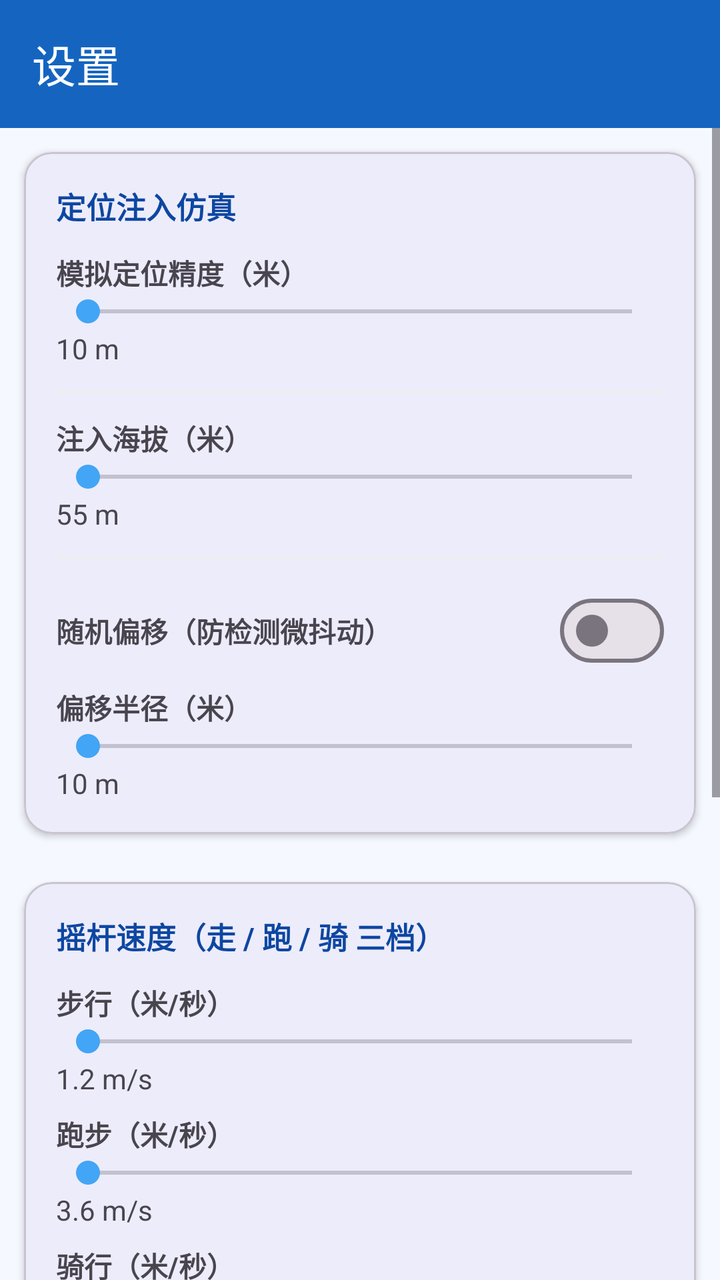
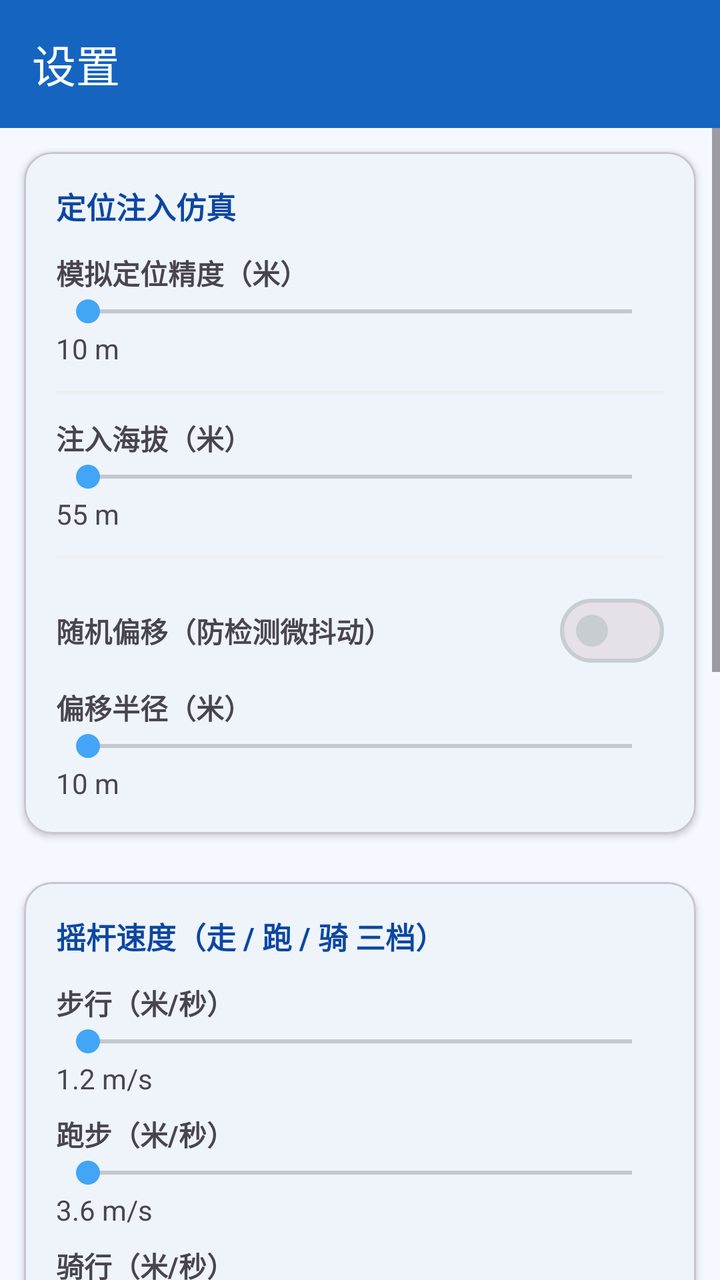

Compare the two renders of this Android layout. The source of the first and the diff that turns it into the second are given below.
<!-- AndroidManifest.xml: application theme Theme.WhaleRoam -->
<!-- res/layout/activity_settings.xml -->
<?xml version="1.0" encoding="utf-8"?>
<LinearLayout xmlns:android="http://schemas.android.com/apk/res/android"
    xmlns:app="http://schemas.android.com/apk/res-auto"
    android:layout_width="match_parent" android:layout_height="match_parent" android:orientation="vertical">
    <com.google.android.material.appbar.MaterialToolbar android:id="@+id/toolbar"
        android:layout_width="match_parent" android:layout_height="?attr/actionBarSize"
        android:background="?attr/colorPrimary" app:titleTextColor="@color/white" app:title="@string/title_settings" />

    <ScrollView android:layout_width="match_parent" android:layout_height="0dp" android:layout_weight="1">
        <LinearLayout android:layout_width="match_parent" android:layout_height="wrap_content" android:orientation="vertical">

            
            <com.google.android.material.card.MaterialCardView android:layout_width="match_parent" android:layout_height="wrap_content"
                android:layout_margin="12dp" android:layout_marginBottom="0dp" app:cardElevation="2dp" app:cardCornerRadius="14dp">
                <LinearLayout android:layout_width="match_parent" android:layout_height="wrap_content"
                    android:orientation="vertical" android:padding="16dp">
                    <TextView android:layout_width="wrap_content" android:layout_height="wrap_content"
                        android:text="定位注入仿真" android:textStyle="bold" android:textSize="15sp" android:textColor="@color/whale_primary_dark" />

                    <TextView android:layout_width="wrap_content" android:layout_height="wrap_content"
                        android:layout_marginTop="12dp" android:text="@string/pref_accuracy" android:textStyle="bold" />
                    <SeekBar android:id="@+id/accBar" android:layout_width="match_parent" android:layout_height="wrap_content" android:max="50" />
                    <TextView android:id="@+id/accVal" android:layout_width="wrap_content" android:layout_height="wrap_content" android:text="10 m" />

                    <View android:layout_width="match_parent" android:layout_height="1dp" android:layout_marginVertical="12dp" android:background="#EEEEEE" />
                    <TextView android:layout_width="wrap_content" android:layout_height="wrap_content"
                        android:text="注入海拔（米）" android:textStyle="bold" />
                    <SeekBar android:id="@+id/altBar" android:layout_width="match_parent" android:layout_height="wrap_content" android:max="500" />
                    <TextView android:id="@+id/altVal" android:layout_width="wrap_content" android:layout_height="wrap_content" android:text="55 m" />

                    <View android:layout_width="match_parent" android:layout_height="1dp" android:layout_marginVertical="12dp" android:background="#EEEEEE" />
                    <LinearLayout android:layout_width="match_parent" android:layout_height="wrap_content"
                        android:orientation="horizontal" android:gravity="center_vertical">
                        <TextView android:layout_width="0dp" android:layout_height="wrap_content" android:layout_weight="1"
                            android:text="随机偏移（防检测微抖动）" android:textStyle="bold" />
                        <com.google.android.material.materialswitch.MaterialSwitch android:id="@+id/randomOffsetSwitch"
                            android:layout_width="wrap_content" android:layout_height="wrap_content" />
                    </LinearLayout>
                    <TextView android:layout_width="wrap_content" android:layout_height="wrap_content"
                        android:layout_marginTop="4dp" android:text="偏移半径（米）" android:textStyle="bold" />
                    <SeekBar android:id="@+id/offsetBar" android:layout_width="match_parent" android:layout_height="wrap_content" android:max="50" />
                    <TextView android:id="@+id/offsetVal" android:layout_width="wrap_content" android:layout_height="wrap_content" android:text="10 m" />
                </LinearLayout>
            </com.google.android.material.card.MaterialCardView>

            
            <com.google.android.material.card.MaterialCardView android:layout_width="match_parent" android:layout_height="wrap_content"
                android:layout_margin="12dp" android:layout_marginBottom="0dp" app:cardElevation="2dp" app:cardCornerRadius="14dp">
                <LinearLayout android:layout_width="match_parent" android:layout_height="wrap_content"
                    android:orientation="vertical" android:padding="16dp">
                    <TextView android:layout_width="wrap_content" android:layout_height="wrap_content"
                        android:text="摇杆速度（走 / 跑 / 骑 三档）" android:textStyle="bold" android:textSize="15sp" android:textColor="@color/whale_primary_dark" />

                    <TextView android:layout_width="wrap_content" android:layout_height="wrap_content"
                        android:layout_marginTop="12dp" android:text="步行（米/秒）" android:textStyle="bold" />
                    <SeekBar android:id="@+id/walkBar" android:layout_width="match_parent" android:layout_height="wrap_content" android:max="50" />
                    <TextView android:id="@+id/walkVal" android:layout_width="wrap_content" android:layout_height="wrap_content" android:text="1.2 m/s" />

                    <TextView android:layout_width="wrap_content" android:layout_height="wrap_content"
                        android:layout_marginTop="8dp" android:text="跑步（米/秒）" android:textStyle="bold" />
                    <SeekBar android:id="@+id/runBar" android:layout_width="match_parent" android:layout_height="wrap_content" android:max="100" />
                    <TextView android:id="@+id/runVal" android:layout_width="wrap_content" android:layout_height="wrap_content" android:text="3.6 m/s" />

                    <TextView android:layout_width="wrap_content" android:layout_height="wrap_content"
                        android:layout_marginTop="8dp" android:text="骑行（米/秒）" android:textStyle="bold" />
                    <SeekBar android:id="@+id/bikeBar" android:layout_width="match_parent" android:layout_height="wrap_content" android:max="300" />
                    <TextView android:id="@+id/bikeVal" android:layout_width="wrap_content" android:layout_height="wrap_content" android:text="10.0 m/s" />
                </LinearLayout>
            </com.google.android.material.card.MaterialCardView>

            
            <com.google.android.material.card.MaterialCardView android:layout_width="match_parent" android:layout_height="wrap_content"
                android:layout_margin="12dp" android:layout_marginBottom="0dp" app:cardElevation="2dp" app:cardCornerRadius="14dp">
                <LinearLayout android:layout_width="match_parent" android:layout_height="wrap_content"
                    android:orientation="vertical" android:padding="16dp">
                    <TextView android:layout_width="wrap_content" android:layout_height="wrap_content"
                        android:text="历史记录有效期（天）" android:textStyle="bold" android:textSize="15sp" android:textColor="@color/whale_primary_dark" />
                    
                    <SeekBar android:id="@+id/historyDaysBar" android:layout_width="match_parent" android:layout_height="wrap_content" android:max="364" />
                    <TextView android:id="@+id/historyDaysVal" android:layout_width="wrap_content" android:layout_height="wrap_content" android:text="7 天" />
                </LinearLayout>
            </com.google.android.material.card.MaterialCardView>

            
            <com.google.android.material.card.MaterialCardView android:layout_width="match_parent" android:layout_height="wrap_content"
                android:layout_marginHorizontal="12dp" android:layout_marginBottom="12dp" app:cardElevation="2dp" app:cardCornerRadius="14dp">
                <LinearLayout android:layout_width="match_parent" android:layout_height="wrap_content"
                    android:orientation="vertical" android:padding="16dp">
                    <TextView android:id="@+id/rowCheckUpdate" android:layout_width="match_parent" android:layout_height="wrap_content"
                        android:padding="12dp" android:text="@string/pref_check_update" android:textSize="16sp"
                        android:textColor="@color/whale_primary_dark" />
                    <View android:layout_width="match_parent" android:layout_height="1dp" android:background="#EEEEEE" />
                    <TextView android:id="@+id/rowDisclaimer" android:layout_width="match_parent" android:layout_height="wrap_content"
                        android:padding="12dp" android:text="@string/pref_disclaimer" android:textSize="16sp" />
                    <View android:layout_width="match_parent" android:layout_height="1dp" android:background="#EEEEEE" />
                    <TextView android:id="@+id/rowAbout" android:layout_width="match_parent" android:layout_height="wrap_content"
                        android:padding="12dp" android:text="@string/pref_about" android:textSize="16sp" />
                    <View android:layout_width="match_parent" android:layout_height="1dp" android:background="#EEEEEE" />
                    <TextView android:id="@+id/versionText" android:layout_width="match_parent" android:layout_height="wrap_content"
                        android:padding="12dp" android:textSize="13sp" android:textColor="#888888" />
                </LinearLayout>
            </com.google.android.material.card.MaterialCardView>
        </LinearLayout>
    </ScrollView>
</LinearLayout>
<!-- resources referenced by this layout -->
<resources>
  <color name="whale_primary_dark">#0D47A1</color>
  <color name="white">#FFFFFF</color>
  <string name="pref_about">关于</string>
  <string name="pref_accuracy">模拟定位精度（米）</string>
  <string name="pref_check_update">检查更新</string>
  <string name="pref_disclaimer">免责声明</string>
  <string name="title_settings">设置</string>
  <style name="Theme.WhaleRoam" parent="Theme.Material3.DayNight.NoActionBar">
          <item name="colorPrimary">@color/whale_primary</item>
          <item name="colorPrimaryVariant">@color/whale_primary_dark</item>
          <item name="colorOnPrimary">@color/whale_on_primary</item>
          <item name="colorSecondary">@color/whale_accent</item>
          <item name="android:statusBarColor">@color/whale_primary_dark</item>
          <item name="android:windowBackground">@color/whale_bg</item>
      </style>
  <color name="whale_primary">#1565C0</color>
  <color name="whale_on_primary">#FFFFFF</color>
  <color name="whale_accent">#42A5F5</color>
  <color name="whale_bg">#F5F9FF</color>
</resources>

<!-- the commit's change to res/layout/activity_settings.xml (unified diff, before → after) -->
@@ -22,13 +22,13 @@
                     <SeekBar android:id="@+id/accBar" android:layout_width="match_parent" android:layout_height="wrap_content" android:max="50" />
                     <TextView android:id="@+id/accVal" android:layout_width="wrap_content" android:layout_height="wrap_content" android:text="10 m" />
 
-                    <View android:layout_width="match_parent" android:layout_height="1dp" android:layout_marginVertical="12dp" android:background="#EEEEEE" />
+                    <View android:layout_width="match_parent" android:layout_height="1dp" android:layout_marginVertical="12dp" android:background="@color/soft_divider" />
                     <TextView android:layout_width="wrap_content" android:layout_height="wrap_content"
                         android:text="注入海拔（米）" android:textStyle="bold" />
                     <SeekBar android:id="@+id/altBar" android:layout_width="match_parent" android:layout_height="wrap_content" android:max="500" />
                     <TextView android:id="@+id/altVal" android:layout_width="wrap_content" android:layout_height="wrap_content" android:text="55 m" />
 
-                    <View android:layout_width="match_parent" android:layout_height="1dp" android:layout_marginVertical="12dp" android:background="#EEEEEE" />
+                    <View android:layout_width="match_parent" android:layout_height="1dp" android:layout_marginVertical="12dp" android:background="@color/soft_divider" />
                     <LinearLayout android:layout_width="match_parent" android:layout_height="wrap_content"
                         android:orientation="horizontal" android:gravity="center_vertical">
                         <TextView android:layout_width="0dp" android:layout_height="wrap_content" android:layout_weight="1"
@@ -83,21 +83,55 @@
 
             
             <com.google.android.material.card.MaterialCardView android:layout_width="match_parent" android:layout_height="wrap_content"
+                android:layout_margin="12dp" android:layout_marginBottom="0dp" app:cardElevation="2dp" app:cardCornerRadius="14dp">
+                <LinearLayout android:layout_width="match_parent" android:layout_height="wrap_content"
+                    android:orientation="vertical" android:padding="16dp">
+                    <TextView android:layout_width="wrap_content" android:layout_height="wrap_content"
+                        android:text="@string/theme_group_title" android:textStyle="bold" android:textSize="15sp"
+                        android:textColor="@color/whale_primary_dark" />
+
+                    
+                    <TextView android:layout_width="wrap_content" android:layout_height="wrap_content"
+                        android:layout_marginTop="12dp" android:text="@string/theme_mode_title" android:textStyle="bold" />
+                    <TextView android:id="@+id/themeModeRow" android:layout_width="match_parent" android:layout_height="wrap_content"
+                        android:paddingVertical="10dp" android:textSize="14sp" android:background="?attr/selectableItemBackground"
+                        android:drawableEnd="@drawable/ic_dpad" android:text="@string/theme_mode_follow" />
+                    <TextView android:id="@+id/themeModeValue" android:layout_width="wrap_content" android:layout_height="wrap_content"
+                        android:textSize="12sp" android:textColor="@color/soft_text_hint" android:visibility="gone" />
+
+                    <View android:layout_width="match_parent" android:layout_height="1dp" android:layout_marginVertical="12dp"
+                        android:background="@color/soft_divider" />
+
+                    
+                    <TextView android:layout_width="wrap_content" android:layout_height="wrap_content"
+                        android:text="@string/theme_seed_title" android:textStyle="bold" />
+                    <TextView android:layout_width="wrap_content" android:layout_height="wrap_content"
+                        android:layout_marginTop="2dp" android:text="@string/theme_seed_hint"
+                        android:textSize="11sp" android:textColor="@color/soft_text_hint" />
+                    <HorizontalScrollView android:layout_width="match_parent" android:layout_height="wrap_content"
+                        android:layout_marginTop="10dp" android:scrollbars="none">
+                        <LinearLayout android:id="@+id/themeSeedContainer" android:layout_width="wrap_content" android:layout_height="wrap_content"
+                            android:orientation="horizontal" android:gravity="center_vertical" />
+                    </HorizontalScrollView>
+                </LinearLayout>
+            </com.google.android.material.card.MaterialCardView>
+            
+            <com.google.android.material.card.MaterialCardView android:layout_width="match_parent" android:layout_height="wrap_content"
                 android:layout_marginHorizontal="12dp" android:layout_marginBottom="12dp" app:cardElevation="2dp" app:cardCornerRadius="14dp">
                 <LinearLayout android:layout_width="match_parent" android:layout_height="wrap_content"
                     android:orientation="vertical" android:padding="16dp">
                     <TextView android:id="@+id/rowCheckUpdate" android:layout_width="match_parent" android:layout_height="wrap_content"
                         android:padding="12dp" android:text="@string/pref_check_update" android:textSize="16sp"
                         android:textColor="@color/whale_primary_dark" />
-                    <View android:layout_width="match_parent" android:layout_height="1dp" android:background="#EEEEEE" />
+                    <View android:layout_width="match_parent" android:layout_height="1dp" android:background="@color/soft_divider" />
                     <TextView android:id="@+id/rowDisclaimer" android:layout_width="match_parent" android:layout_height="wrap_content"
                         android:padding="12dp" android:text="@string/pref_disclaimer" android:textSize="16sp" />
-                    <View android:layout_width="match_parent" android:layout_height="1dp" android:background="#EEEEEE" />
+                    <View android:layout_width="match_parent" android:layout_height="1dp" android:background="@color/soft_divider" />
                     <TextView android:id="@+id/rowAbout" android:layout_width="match_parent" android:layout_height="wrap_content"
                         android:padding="12dp" android:text="@string/pref_about" android:textSize="16sp" />
-                    <View android:layout_width="match_parent" android:layout_height="1dp" android:background="#EEEEEE" />
+                    <View android:layout_width="match_parent" android:layout_height="1dp" android:background="@color/soft_divider" />
                     <TextView android:id="@+id/versionText" android:layout_width="match_parent" android:layout_height="wrap_content"
-                        android:padding="12dp" android:textSize="13sp" android:textColor="#888888" />
+                        android:padding="12dp" android:textSize="13sp" android:textColor="@color/soft_text_hint" />
                 </LinearLayout>
             </com.google.android.material.card.MaterialCardView>
         </LinearLayout>
<!-- resource entries referenced after the edit -->
@@ -1,23 +1,58 @@
 <!-- resources referenced by this layout -->
 <resources>
+  <color name="soft_divider">#EEEEEE</color>
+  <color name="soft_text_hint">#999999</color>
   <color name="whale_primary_dark">#0D47A1</color>
   <color name="white">#FFFFFF</color>
+  <!-- drawable ic_dpad (drawable) -->
+  <?xml version="1.0" encoding="utf-8"?>
+  <vector xmlns:android="http://schemas.android.com/apk/res/android"
+      android:width="24dp" android:height="24dp"
+      android:viewportWidth="24" android:viewportHeight="24">
+      <path android:fillColor="#FFFFFFFF" android:pathData="M12,3 L15,8 L9,8 Z" />
+      <path android:fillColor="#FFFFFFFF" android:pathData="M12,21 L15,16 L9,16 Z" />
+      <path android:fillColor="#FFFFFFFF" android:pathData="M3,12 L8,9 L8,15 Z" />
+      <path android:fillColor="#FFFFFFFF" android:pathData="M21,12 L16,9 L16,15 Z" />
+      <path android:fillColor="#FFFFFFFF" android:pathData="M12,10.2 a1.8,1.8 0 1,0 0,3.6 a1.8,1.8 0 1,0 0,-3.6 z" />
+  </vector>
   <string name="pref_about">关于</string>
   <string name="pref_accuracy">模拟定位精度（米）</string>
   <string name="pref_check_update">检查更新</string>
   <string name="pref_disclaimer">免责声明</string>
+  <string name="theme_group_title">外观</string>
+  <string name="theme_mode_follow">跟随系统</string>
+  <string name="theme_mode_title">主题模式</string>
+  <string name="theme_seed_hint">点击色块即时切换，设置会自动保存</string>
+  <string name="theme_seed_title">主题配色（8 套种子色）</string>
   <string name="title_settings">设置</string>
   <style name="Theme.WhaleRoam" parent="Theme.Material3.DayNight.NoActionBar">
-          <item name="colorPrimary">@color/whale_primary</item>
-          <item name="colorPrimaryVariant">@color/whale_primary_dark</item>
-          <item name="colorOnPrimary">@color/whale_on_primary</item>
-          <item name="colorSecondary">@color/whale_accent</item>
-          <item name="android:statusBarColor">@color/whale_primary_dark</item>
-          <item name="android:windowBackground">@color/whale_bg</item>
+          <item name="colorPrimary">@color/seed_primary</item>
+          <item name="colorPrimaryVariant">@color/seed_primary_dark</item>
+          <item name="colorOnPrimary">@color/seed_on_primary</item>
+          <item name="colorSecondary">@color/seed_accent</item>
+          <item name="colorSecondaryVariant">@color/seed_primary_dark</item>
+          <item name="colorOnSecondary">@color/seed_on_primary</item>
+          <item name="colorSurface">@color/seed_surface</item>
+          <item name="colorOnSurface">@color/seed_on_surface</item>
+          <item name="colorSurfaceVariant">@color/seed_surface_variant</item>
+          <item name="colorOnSurfaceVariant">@color/seed_on_surface_variant</item>
+          <item name="colorOutline">@color/seed_outline</item>
+          <item name="android:colorBackground">@color/seed_bg</item>
+          <item name="android:statusBarColor">@color/seed_primary_dark</item>
+          <item name="android:windowBackground">@color/seed_bg</item>
+          
+          <item name="android:windowLightStatusBar">true</item>
+          <item name="android:windowLightNavigationBar">true</item>
       </style>
-  <color name="whale_primary">#1565C0</color>
-  <color name="whale_on_primary">#FFFFFF</color>
-  <color name="whale_accent">#42A5F5</color>
-  <color name="whale_bg">#F5F9FF</color>
+  <color name="seed_primary">#1565C0</color>
+  <color name="seed_primary_dark">#0D47A1</color>
+  <color name="seed_on_primary">#FFFFFF</color>
+  <color name="seed_accent">#42A5F5</color>
+  <color name="seed_surface">#FFFFFF</color>
+  <color name="seed_on_surface">#1A1C1E</color>
+  <color name="seed_surface_variant">#F5F9FF</color>
+  <color name="seed_on_surface_variant">#5A6266</color>
+  <color name="seed_outline">#C7CDD1</color>
+  <color name="seed_bg">#F5F9FF</color>
 </resources>
 
